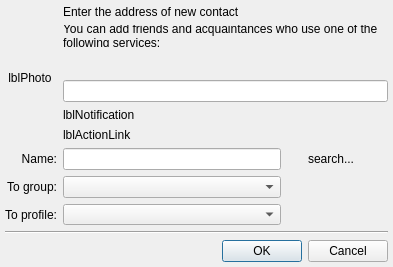
The window that src/plugins/rosterchanger/addcontactdialog.ui (silvansky/Contacts) describes before a commit, drawn with Qt 5.
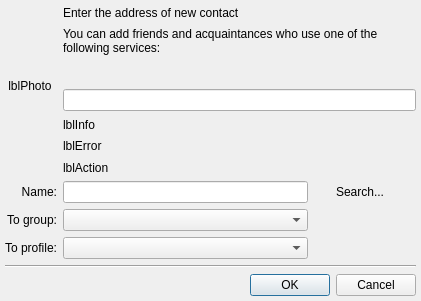
The same window after the commit.

```diff
--- a/src/plugins/rosterchanger/addcontactdialog.ui
+++ b/src/plugins/rosterchanger/addcontactdialog.ui
@@ -6,8 +6,8 @@
    <rect>
     <x>0</x>
     <y>0</y>
-    <width>393</width>
-    <height>267</height>
+    <width>421</width>
+    <height>301</height>
    </rect>
   </property>
   <layout class="QVBoxLayout" name="verticalLayout">
@@ -17,7 +17,7 @@
    <item>
     <layout class="QGridLayout" name="gridLayout">
      <item row="1" column="1" colspan="3">
-      <widget class="QLabel" name="lblInfo">
+      <widget class="QLabel" name="lblNote">
        <property name="text">
         <string>You can add friends and acquaintances who use one of the following services:</string>
        </property>
@@ -60,27 +60,27 @@
      <item row="3" column="1" colspan="3">
       <widget class="QLineEdit" name="lneContact"/>
      </item>
-     <item row="4" column="1" colspan="3">
-      <widget class="QLabel" name="lblError">
-       <property name="text">
-        <string notr="true">lblNotification</string>
-       </property>
-       <property name="wordWrap">
-        <bool>true</bool>
-       </property>
-      </widget>
-     </item>
      <item row="5" column="1" colspan="3">
+      <widget class="QLabel" name="lblError">
+       <property name="text">
+        <string notr="true">lblError</string>
+       </property>
+       <property name="wordWrap">
+        <bool>true</bool>
+       </property>
+      </widget>
+     </item>
+     <item row="6" column="1" colspan="3">
       <widget class="QLabel" name="lblAction">
        <property name="text">
-        <string notr="true">lblActionLink</string>
+        <string notr="true">lblAction</string>
        </property>
        <property name="wordWrap">
         <bool>true</bool>
        </property>
       </widget>
      </item>
-     <item row="6" column="0">
+     <item row="7" column="0">
       <widget class="QLabel" name="lblNickName">
        <property name="text">
         <string>Name:</string>
@@ -93,17 +93,17 @@
        </property>
       </widget>
      </item>
-     <item row="6" column="1">
+     <item row="7" column="1">
       <widget class="QLineEdit" name="lneNick"/>
      </item>
-     <item row="6" column="3">
+     <item row="7" column="3">
       <widget class="QLabel" name="lblSearchNick">
        <property name="text">
-        <string>search...</string>
+        <string>Search...</string>
        </property>
       </widget>
      </item>
-     <item row="7" column="0">
+     <item row="8" column="0">
       <widget class="QLabel" name="lblGroup">
        <property name="text">
         <string>To group:</string>
@@ -116,10 +116,10 @@
        </property>
       </widget>
      </item>
-     <item row="7" column="1">
+     <item row="8" column="1">
       <widget class="QComboBox" name="cmbGroup"/>
      </item>
-     <item row="8" column="0">
+     <item row="9" column="0">
       <widget class="QLabel" name="lblProfile">
        <property name="text">
         <string>To profile:</string>
@@ -132,10 +132,10 @@
        </property>
       </widget>
      </item>
-     <item row="8" column="1">
+     <item row="9" column="1">
       <widget class="QComboBox" name="cmbProfile"/>
      </item>
-     <item row="6" column="2">
+     <item row="7" column="2">
       <widget class="QLabel" name="lblSearchAnimate">
        <property name="minimumSize">
         <size>
@@ -155,7 +155,7 @@
        </property>
       </widget>
      </item>
-     <item row="7" column="3">
+     <item row="8" column="3">
       <spacer name="horizontalSpacer_2">
        <property name="orientation">
         <enum>Qt::Horizontal</enum>
@@ -171,6 +171,42 @@
        </property>
       </spacer>
      </item>
+     <item row="4" column="0" rowspan="3">
+      <spacer name="verticalSpacer">
+       <property name="orientation">
+        <enum>Qt::Vertical</enum>
+       </property>
+       <property name="sizeHint" stdset="0">
+        <size>
+         <width>20</width>
+         <height>20</height>
+        </size>
+       </property>
+      </spacer>
+     </item>
+     <item row="8" column="2">
+      <spacer name="horizontalSpacer">
+       <property name="orientation">
+        <enum>Qt::Horizontal</enum>
+       </property>
+       <property name="sizeType">
+        <enum>QSizePolicy::Minimum</enum>
+       </property>
+       <property name="sizeHint" stdset="0">
+        <size>
+         <width>16</width>
+         <height>0</height>
+        </size>
+       </property>
+      </spacer>
+     </item>
+     <item row="4" column="1" colspan="3">
+      <widget class="QLabel" name="lblInfo">
+       <property name="text">
+        <string notr="true">lblInfo</string>
+       </property>
+      </widget>
+     </item>
     </layout>
    </item>
    <item>
```
